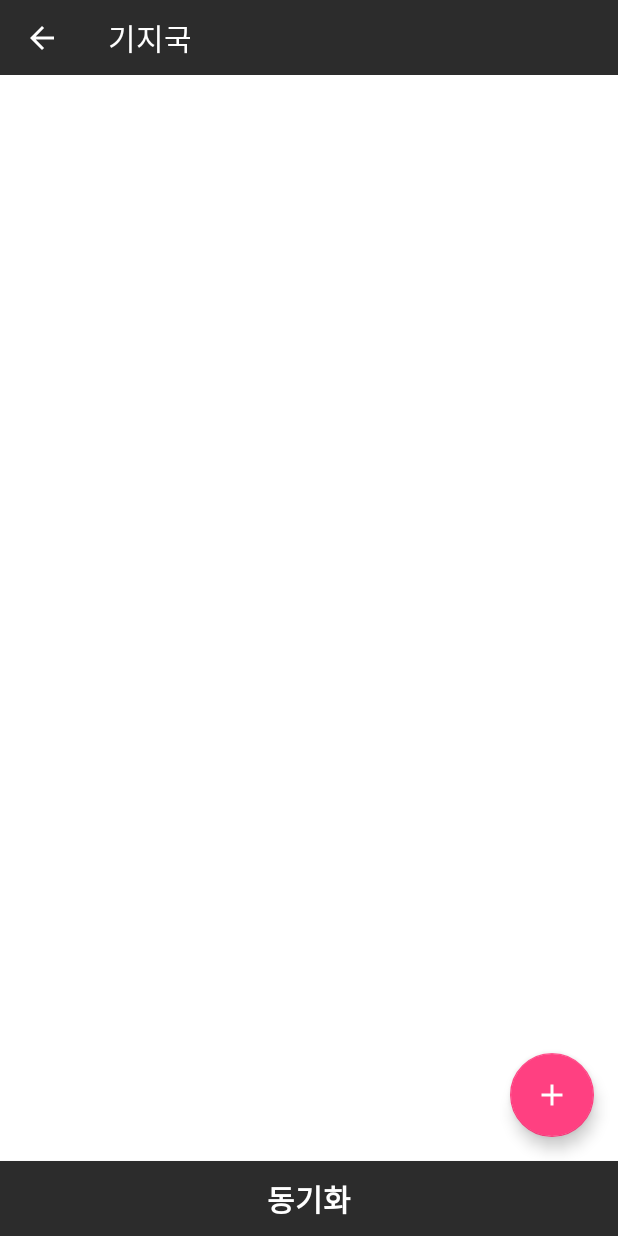
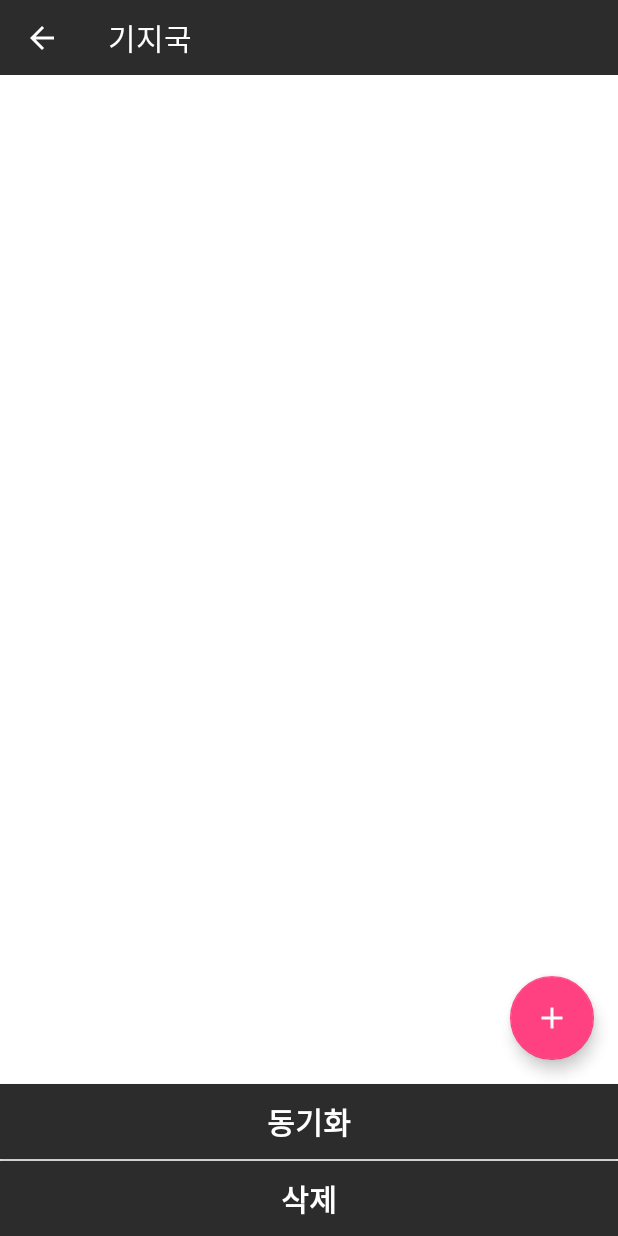
Before and after one commit to kangseyun/BaseStaionCheckSystem, an Android app: the DispatchActivity screen opened directly, with no data from a screen before it, on a phone screen of 412 x 824 dp. Run offline under Robolectric (Android 15) with nearby library versions, the phone set to English and light mode, and no system bars; libraries missing offline, so code that uses them is left out: com.melnykov.fab, io.realm; plain views replace FloatingActionButton; 7 statements that could not run were skipped.

Commit message:
update
Signed-off-by: KangSeyun <dcp.k953@gmail.com>

```diff
--- a/app/src/main/java/org/androidtown/basestationchecksystem/Activity/DispatchActivity.java
+++ b/app/src/main/java/org/androidtown/basestationchecksystem/Activity/DispatchActivity.java
@@ -40,7 +40,7 @@ public class DispatchActivity extends AppCompatActivity implements View.OnClickL
     private Realm realm;
     final Context context = this;
     private ContactParser contactParser;
-    private Button sync;
+    private Button sync, delete;
     private List<String> data = new ArrayList<String>();
 
 
@@ -51,6 +51,9 @@ public class DispatchActivity extends AppCompatActivity implements View.OnClickL
         mRecyclerView = (RecyclerView) findViewById(R.id.my_recycler_view_dispatch);
         fab = (FloatingActionButton) findViewById(R.id.fab_dispatch) ;
         fab.attachToRecyclerView(mRecyclerView);
+
+        delete = (Button) findViewById(R.id.dispatch_delete);
+        delete.setOnClickListener(this);
 
         setRecyclerView();
         setAddPhoneNumber();
@@ -227,6 +230,20 @@ public class DispatchActivity extends AppCompatActivity implements View.OnClickL
 
                 mAdapter.notifyDataSetChanged();
                 break;
+            case R.id.dispatch_delete:
+                final RealmResults<DispatchData> results = realm.where(DispatchData.class).findAll();
+
+                realm.executeTransaction(new Realm.Transaction() {
+                    @Override
+                    public void execute(Realm realm) {
+                        results.deleteAllFromRealm();
+                    }
+                });
+
+                myDataset.clear();
+                mAdapter.notifyDataSetChanged();
+
+                break;
         }
     }
 }
--- a/app/src/main/res/layout/dispatch_activity.xml
+++ b/app/src/main/res/layout/dispatch_activity.xml
@@ -25,6 +25,7 @@
         fab:fab_colorNormal="#3f3f3f"
         fab:fab_colorPressed="#3f3f3f"
         fab:fab_colorRipple="@color/fabRipple" />
+
     <Button
         android:id="@+id/dispatch_sync"
         android:layout_width="match_parent"
@@ -34,4 +35,17 @@
         android:textColor="#fff"
         android:textStyle="bold"
         android:textSize="20dp"/>
+    <LinearLayout
+        android:layout_width="match_parent"
+        android:layout_height="1dp"
+        android:background="#fff"/>
+    <Button
+        android:id="@+id/dispatch_delete"
+        android:layout_width="match_parent"
+        android:layout_height="50dp"
+        android:background="@color/colorPrimary"
+        android:text="삭제"
+        android:textColor="#fff"
+        android:textStyle="bold"
+        android:textSize="20dp"/>
 </LinearLayout>
```
Also changed, not shown: app/src/main/java/org/androidtown/basestationchecksystem/Activity/ReceptionActivity.java (+14 -1 lines), app/src/main/res/layout/reception_activity.xml (+13 -0 lines), 1 other file.
